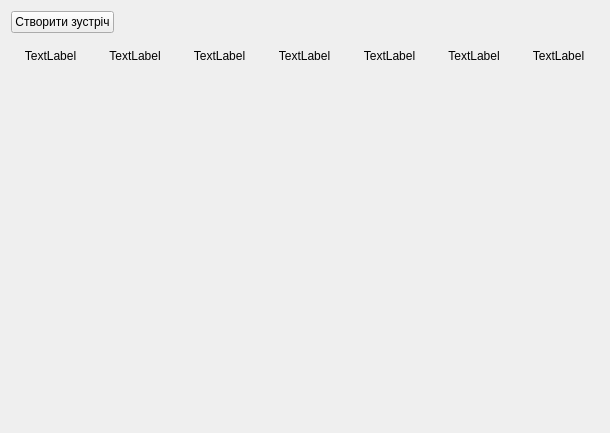
Before: the Qt Designer form studly/scheduleClassTeacher.ui in MykytaKa/MVP_Studly_Product, drawn with Qt 5.
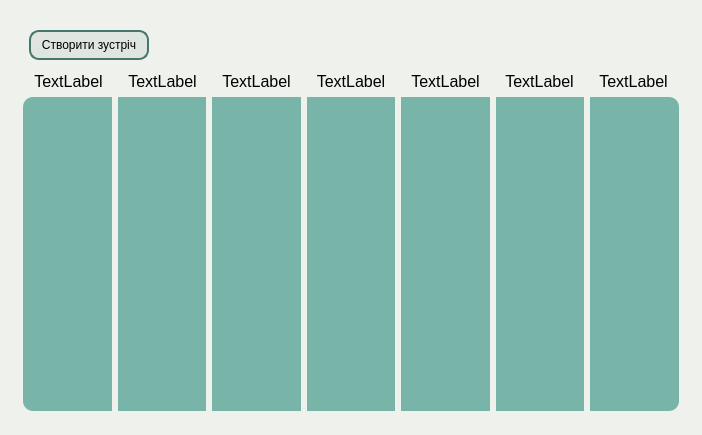
After: the same form once the commit is applied.

Commit message: add worked version of schedule window for teacher and student

Patch:
```diff
--- a/studly/scheduleClassTeacher.ui
+++ b/studly/scheduleClassTeacher.ui
@@ -6,15 +6,44 @@
    <rect>
     <x>0</x>
     <y>0</y>
-    <width>610</width>
-    <height>433</height>
+    <width>702</width>
+    <height>435</height>
    </rect>
   </property>
   <property name="windowTitle">
    <string>Form</string>
   </property>
-  <layout class="QGridLayout" name="gridLayout">
-   <item row="0" column="1">
+  <property name="styleSheet">
+   <string notr="true">background-color: rgb(239, 241, 237);
+color: rgb(0, 0, 0);
+alternate-background-color: rgb(239, 241, 237);</string>
+  </property>
+  <layout class="QHBoxLayout" name="horizontalLayout_2">
+   <property name="spacing">
+    <number>0</number>
+   </property>
+   <item>
+    <layout class="QHBoxLayout" name="horizontalLayout">
+     <item>
+      <widget class="QGroupBox" name="groupBox">
+       <property name="styleSheet">
+        <string notr="true">background-color: rgb(239, 241, 237);
+border-radius: 10px;</string>
+       </property>
+       <property name="title">
+        <string/>
+       </property>
+       <layout class="QGridLayout" name="gridLayout_2">
+        <property name="topMargin">
+         <number>0</number>
+        </property>
+        <property name="rightMargin">
+         <number>0</number>
+        </property>
+        <property name="bottomMargin">
+         <number>0</number>
+        </property>
+        <item row="1" column="2">
     <spacer name="horizontalSpacer">
      <property name="orientation">
       <enum>Qt::Horizontal</enum>
@@ -27,35 +56,66 @@
      </property>
     </spacer>
    </item>
-   <item row="0" column="0">
-    <widget class="QPushButton" name="meetButton">
+        <item row="1" column="1">
+         <widget class="QPushButton" name="createMeetButton">
      <property name="sizePolicy">
       <sizepolicy hsizetype="Fixed" vsizetype="Fixed">
        <horstretch>0</horstretch>
        <verstretch>0</verstretch>
       </sizepolicy>
      </property>
+          <property name="minimumSize">
+           <size>
+            <width>120</width>
+            <height>30</height>
+           </size>
+          </property>
+          <property name="cursor">
+           <cursorShape>PointingHandCursor</cursorShape>
+          </property>
+          <property name="styleSheet">
+           <string notr="true">border-radius: 10px;
+border-style: solid;
+background-color: rgba(69, 119, 108, 25);
+border-color: rgb(69, 119, 108);
+border-width: 2px;</string>
+          </property>
      <property name="text">
       <string>Створити зустріч</string>
      </property>
     </widget>
    </item>
-   <item row="2" column="0" colspan="2">
-    <layout class="QHBoxLayout" name="horizontalLayout">
-     <item>
+        <item row="2" column="1">
+         <spacer name="verticalSpacer_2">
+          <property name="orientation">
+           <enum>Qt::Vertical</enum>
+          </property>
+          <property name="sizeType">
+           <enum>QSizePolicy::Fixed</enum>
+          </property>
+          <property name="sizeHint" stdset="0">
+           <size>
+            <width>20</width>
+            <height>6</height>
+           </size>
+          </property>
+         </spacer>
+        </item>
+        <item row="3" column="0" colspan="3">
       <layout class="QGridLayout" name="daysContainer">
-       <item row="0" column="5">
-        <widget class="QLabel" name="day6Label">
-         <property name="text">
-          <string>TextLabel</string>
-         </property>
-         <property name="alignment">
-          <set>Qt::AlignCenter</set>
-         </property>
-        </widget>
-       </item>
-       <item row="0" column="1">
+          <property name="rightMargin">
+           <number>9</number>
+          </property>
+          <property name="horizontalSpacing">
+           <number>3</number>
+          </property>
+          <item row="0" column="2">
         <widget class="QLabel" name="day2Label">
+            <property name="font">
+             <font>
+              <pointsize>12</pointsize>
+             </font>
+            </property>
          <property name="text">
           <string>TextLabel</string>
          </property>
@@ -64,8 +124,13 @@
          </property>
         </widget>
        </item>
-       <item row="0" column="4">
+          <item row="0" column="5">
         <widget class="QLabel" name="day5Label">
+            <property name="font">
+             <font>
+              <pointsize>12</pointsize>
+             </font>
+            </property>
          <property name="text">
           <string>TextLabel</string>
          </property>
@@ -74,8 +139,16 @@
          </property>
         </widget>
        </item>
-       <item row="0" column="6">
+          <item row="0" column="7">
         <widget class="QLabel" name="day7Label">
+            <property name="font">
+             <font>
+              <pointsize>12</pointsize>
+             </font>
+            </property>
+            <property name="styleSheet">
+             <string notr="true">border-top-right-radius: 10px;</string>
+            </property>
          <property name="text">
           <string>TextLabel</string>
          </property>
@@ -84,8 +157,28 @@
          </property>
         </widget>
        </item>
-       <item row="0" column="2">
+          <item row="0" column="4">
+           <widget class="QLabel" name="day4Label">
+            <property name="font">
+             <font>
+              <pointsize>12</pointsize>
+             </font>
+            </property>
+            <property name="text">
+             <string>TextLabel</string>
+            </property>
+            <property name="alignment">
+             <set>Qt::AlignCenter</set>
+            </property>
+           </widget>
+          </item>
+          <item row="0" column="3">
         <widget class="QLabel" name="day3Label">
+            <property name="font">
+             <font>
+              <pointsize>12</pointsize>
+             </font>
+            </property>
          <property name="text">
           <string>TextLabel</string>
          </property>
@@ -94,8 +187,16 @@
          </property>
         </widget>
        </item>
-       <item row="0" column="0">
+          <item row="0" column="1">
         <widget class="QLabel" name="day1Label">
+            <property name="font">
+             <font>
+              <pointsize>12</pointsize>
+             </font>
+            </property>
+            <property name="styleSheet">
+             <string notr="true">border-top-left-radius: 10px;</string>
+            </property>
          <property name="text">
           <string>TextLabel</string>
          </property>
@@ -104,8 +205,13 @@
          </property>
         </widget>
        </item>
-       <item row="0" column="3">
-        <widget class="QLabel" name="day4Label">
+          <item row="0" column="6">
+           <widget class="QLabel" name="day6Label">
+            <property name="font">
+             <font>
+              <pointsize>12</pointsize>
+             </font>
+            </property>
          <property name="text">
           <string>TextLabel</string>
          </property>
@@ -114,60 +220,392 @@
          </property>
         </widget>
        </item>
-       <item row="1" column="7">
-        <spacer name="verticalSpacer">
+          <item row="2" column="1" colspan="7">
+           <spacer name="verticalSpacer_4">
          <property name="orientation">
           <enum>Qt::Vertical</enum>
          </property>
+            <property name="sizeType">
+             <enum>QSizePolicy::Fixed</enum>
+            </property>
          <property name="sizeHint" stdset="0">
           <size>
-           <width>1</width>
-           <height>40</height>
+              <width>20</width>
+              <height>10</height>
           </size>
          </property>
         </spacer>
        </item>
-       <item row="1" column="0">
+          <item row="1" column="1" colspan="7">
+           <widget class="QScrollArea" name="scrollArea">
+            <property name="sizePolicy">
+             <sizepolicy hsizetype="Preferred" vsizetype="Expanding">
+              <horstretch>0</horstretch>
+              <verstretch>0</verstretch>
+             </sizepolicy>
+            </property>
+            <property name="frameShape">
+             <enum>QFrame::VLine</enum>
+            </property>
+            <property name="lineWidth">
+             <number>1</number>
+            </property>
+            <property name="horizontalScrollBarPolicy">
+             <enum>Qt::ScrollBarAlwaysOff</enum>
+            </property>
+            <property name="widgetResizable">
+             <bool>true</bool>
+            </property>
+            <widget class="QWidget" name="scrollAreaWidgetContents">
+             <property name="geometry">
+              <rect>
+               <x>0</x>
+               <y>0</y>
+               <width>663</width>
+               <height>302</height>
+              </rect>
+             </property>
+             <layout class="QVBoxLayout" name="verticalLayout">
+              <property name="leftMargin">
+               <number>0</number>
+              </property>
+              <property name="topMargin">
+               <number>0</number>
+              </property>
+              <property name="rightMargin">
+               <number>0</number>
+              </property>
+              <property name="bottomMargin">
+               <number>0</number>
+              </property>
+              <item>
+               <layout class="QHBoxLayout" name="horizontalLayout_3">
+                <item>
         <widget class="QWidget" name="dayColumn1" native="true">
-         <layout class="QVBoxLayout" name="verticalLayout"/>
-        </widget>
-       </item>
-       <item row="1" column="1">
+                  <property name="sizePolicy">
+                   <sizepolicy hsizetype="Preferred" vsizetype="Expanding">
+                    <horstretch>0</horstretch>
+                    <verstretch>0</verstretch>
+                   </sizepolicy>
+                  </property>
+                  <property name="styleSheet">
+                   <string notr="true">background-color: rgb(120, 180, 167);
+alternate-background-color: rgb(120, 180, 167);
+border-color: rgb(120, 180, 167);
+border-radius: 0px;
+border-top-left-radius: 10px;
+border-bottom-left-radius: 10px;</string>
+                  </property>
+                  <layout class="QVBoxLayout" name="dayColumn1Layout">
+                   <property name="spacing">
+                    <number>0</number>
+                   </property>
+                   <property name="leftMargin">
+                    <number>0</number>
+                   </property>
+                   <property name="topMargin">
+                    <number>0</number>
+                   </property>
+                   <property name="rightMargin">
+                    <number>0</number>
+                   </property>
+                   <property name="bottomMargin">
+                    <number>0</number>
+                   </property>
+                   <item>
+                    <spacer name="verticalSpacer">
+                     <property name="orientation">
+                      <enum>Qt::Vertical</enum>
+                     </property>
+                     <property name="sizeType">
+                      <enum>QSizePolicy::Expanding</enum>
+                     </property>
+                     <property name="sizeHint" stdset="0">
+                      <size>
+                       <width>20</width>
+                       <height>40</height>
+                      </size>
+                     </property>
+                    </spacer>
+                   </item>
+                  </layout>
+                 </widget>
+                </item>
+                <item>
         <widget class="QWidget" name="dayColumn2" native="true">
-         <layout class="QVBoxLayout" name="verticalLayout_2"/>
-        </widget>
-       </item>
-       <item row="1" column="2">
+                  <property name="sizePolicy">
+                   <sizepolicy hsizetype="Preferred" vsizetype="Expanding">
+                    <horstretch>0</horstretch>
+                    <verstretch>0</verstretch>
+                   </sizepolicy>
+                  </property>
+                  <property name="styleSheet">
+                   <string notr="true">background-color: rgb(120, 180, 167);
+alternate-background-color: rgb(120, 180, 167);
+border-color: rgb(120, 180, 167);
+border-radius: 0px;</string>
+                  </property>
+                  <layout class="QVBoxLayout" name="dayColumn2Layout">
+                   <property name="leftMargin">
+                    <number>0</number>
+                   </property>
+                   <property name="topMargin">
+                    <number>0</number>
+                   </property>
+                   <property name="rightMargin">
+                    <number>0</number>
+                   </property>
+                   <property name="bottomMargin">
+                    <number>0</number>
+                   </property>
+                   <item>
+                    <spacer name="verticalSpacer_5">
+                     <property name="orientation">
+                      <enum>Qt::Vertical</enum>
+                     </property>
+                     <property name="sizeType">
+                      <enum>QSizePolicy::Expanding</enum>
+                     </property>
+                     <property name="sizeHint" stdset="0">
+                      <size>
+                       <width>20</width>
+                       <height>40</height>
+                      </size>
+                     </property>
+                    </spacer>
+                   </item>
+                  </layout>
+                 </widget>
+                </item>
+                <item>
         <widget class="QWidget" name="dayColumn3" native="true">
-         <layout class="QVBoxLayout" name="verticalLayout_3"/>
-        </widget>
-       </item>
-       <item row="1" column="4">
+                  <property name="sizePolicy">
+                   <sizepolicy hsizetype="Preferred" vsizetype="Expanding">
+                    <horstretch>0</horstretch>
+                    <verstretch>0</verstretch>
+                   </sizepolicy>
+                  </property>
+                  <property name="styleSheet">
+                   <string notr="true">background-color: rgb(120, 180, 167);
+alternate-background-color: rgb(120, 180, 167);
+border-color: rgb(120, 180, 167);
+border-radius: 0px;</string>
+                  </property>
+                  <layout class="QVBoxLayout" name="dayColumn3Layout">
+                   <property name="leftMargin">
+                    <number>0</number>
+                   </property>
+                   <property name="topMargin">
+                    <number>0</number>
+                   </property>
+                   <property name="rightMargin">
+                    <number>0</number>
+                   </property>
+                   <property name="bottomMargin">
+                    <number>0</number>
+                   </property>
+                   <item>
+                    <spacer name="verticalSpacer_6">
+                     <property name="orientation">
+                      <enum>Qt::Vertical</enum>
+                     </property>
+                     <property name="sizeType">
+                      <enum>QSizePolicy::Expanding</enum>
+                     </property>
+                     <property name="sizeHint" stdset="0">
+                      <size>
+                       <width>20</width>
+                       <height>40</height>
+                      </size>
+                     </property>
+                    </spacer>
+                   </item>
+                  </layout>
+                 </widget>
+                </item>
+                <item>
+                 <widget class="QWidget" name="dayColumn4" native="true">
+                  <property name="sizePolicy">
+                   <sizepolicy hsizetype="Preferred" vsizetype="Expanding">
+                    <horstretch>0</horstretch>
+                    <verstretch>0</verstretch>
+                   </sizepolicy>
+                  </property>
+                  <property name="styleSheet">
+                   <string notr="true">background-color: rgb(120, 180, 167);
+alternate-background-color: rgb(120, 180, 167);
+border-color: rgb(120, 180, 167);
+border-radius: 0px;</string>
+                  </property>
+                  <layout class="QVBoxLayout" name="dayColumn4Layout">
+                   <property name="leftMargin">
+                    <number>0</number>
+                   </property>
+                   <property name="topMargin">
+                    <number>0</number>
+                   </property>
+                   <property name="rightMargin">
+                    <number>0</number>
+                   </property>
+                   <property name="bottomMargin">
+                    <number>0</number>
+                   </property>
+                   <item>
+                    <spacer name="verticalSpacer_7">
+                     <property name="orientation">
+                      <enum>Qt::Vertical</enum>
+                     </property>
+                     <property name="sizeHint" stdset="0">
+                      <size>
+                       <width>20</width>
+                       <height>40</height>
+                      </size>
+                     </property>
+                    </spacer>
+                   </item>
+                  </layout>
+                 </widget>
+                </item>
+                <item>
         <widget class="QWidget" name="dayColumn5" native="true">
-         <layout class="QVBoxLayout" name="verticalLayout_5"/>
-        </widget>
-       </item>
-       <item row="1" column="5">
+                  <property name="sizePolicy">
+                   <sizepolicy hsizetype="Preferred" vsizetype="Expanding">
+                    <horstretch>0</horstretch>
+                    <verstretch>0</verstretch>
+                   </sizepolicy>
+                  </property>
+                  <property name="styleSheet">
+                   <string notr="true">background-color: rgb(120, 180, 167);
+alternate-background-color: rgb(120, 180, 167);
+border-color: rgb(120, 180, 167);
+border-radius: 0px;</string>
+                  </property>
+                  <layout class="QVBoxLayout" name="dayColumn5Layout">
+                   <property name="leftMargin">
+                    <number>0</number>
+                   </property>
+                   <property name="topMargin">
+                    <number>0</number>
+                   </property>
+                   <property name="rightMargin">
+                    <number>0</number>
+                   </property>
+                   <property name="bottomMargin">
+                    <number>0</number>
+                   </property>
+                   <item>
+                    <spacer name="verticalSpacer_8">
+                     <property name="orientation">
+                      <enum>Qt::Vertical</enum>
+                     </property>
+                     <property name="sizeHint" stdset="0">
+                      <size>
+                       <width>20</width>
+                       <height>40</height>
+                      </size>
+                     </property>
+                    </spacer>
+                   </item>
+                  </layout>
+                 </widget>
+                </item>
+                <item>
         <widget class="QWidget" name="dayColumn6" native="true">
-         <layout class="QVBoxLayout" name="verticalLayout_6"/>
-        </widget>
-       </item>
-       <item row="1" column="6">
+                  <property name="sizePolicy">
+                   <sizepolicy hsizetype="Preferred" vsizetype="Expanding">
+                    <horstretch>0</horstretch>
+                    <verstretch>0</verstretch>
+                   </sizepolicy>
+                  </property>
+                  <property name="styleSheet">
+                   <string notr="true">background-color: rgb(120, 180, 167);
+alternate-background-color: rgb(120, 180, 167);
+border-color: rgb(120, 180, 167);
+border-radius: 0px;</string>
+                  </property>
+                  <layout class="QVBoxLayout" name="dayColumn6Layout">
+                   <property name="leftMargin">
+                    <number>0</number>
+                   </property>
+                   <property name="topMargin">
+                    <number>0</number>
+                   </property>
+                   <property name="rightMargin">
+                    <number>0</number>
+                   </property>
+                   <property name="bottomMargin">
+                    <number>0</number>
+                   </property>
+                   <item>
+                    <spacer name="verticalSpacer_9">
+                     <property name="orientation">
+                      <enum>Qt::Vertical</enum>
+                     </property>
+                     <property name="sizeHint" stdset="0">
+                      <size>
+                       <width>20</width>
+                       <height>40</height>
+                      </size>
+                     </property>
+                    </spacer>
+                   </item>
+                  </layout>
+                 </widget>
+                </item>
+                <item>
         <widget class="QWidget" name="dayColumn7" native="true">
-         <layout class="QVBoxLayout" name="verticalLayout_7"/>
-        </widget>
-       </item>
-       <item row="1" column="3">
-        <widget class="QWidget" name="dayColumn4" native="true">
-         <layout class="QVBoxLayout" name="verticalLayout_4"/>
+                  <property name="sizePolicy">
+                   <sizepolicy hsizetype="Preferred" vsizetype="Expanding">
+                    <horstretch>0</horstretch>
+                    <verstretch>0</verstretch>
+                   </sizepolicy>
+                  </property>
+                  <property name="styleSheet">
+                   <string notr="true">background-color: rgb(120, 180, 167);
+alternate-background-color: rgb(120, 180, 167);
+border-radius: 0px;
+border-top-right-radius: 10px;
+border-bottom-right-radius: 10px;</string>
+                  </property>
+                  <layout class="QVBoxLayout" name="dayColumn7Layout">
+                   <property name="leftMargin">
+                    <number>0</number>
+                   </property>
+                   <property name="topMargin">
+                    <number>0</number>
+                   </property>
+                   <property name="rightMargin">
+                    <number>0</number>
+                   </property>
+                   <property name="bottomMargin">
+                    <number>0</number>
+                   </property>
+                   <item>
+                    <spacer name="verticalSpacer_10">
+                     <property name="orientation">
+                      <enum>Qt::Vertical</enum>
+                     </property>
+                     <property name="sizeHint" stdset="0">
+                      <size>
+                       <width>20</width>
+                       <height>40</height>
+                      </size>
+                     </property>
+                    </spacer>
+                   </item>
+                  </layout>
         </widget>
        </item>
       </layout>
      </item>
     </layout>
-   </item>
-   <item row="1" column="0">
-    <spacer name="verticalSpacer_2">
+            </widget>
+           </widget>
+          </item>
+         </layout>
+        </item>
+        <item row="0" column="1">
+         <spacer name="verticalSpacer_3">
      <property name="orientation">
       <enum>Qt::Vertical</enum>
      </property>
@@ -177,10 +615,15 @@
      <property name="sizeHint" stdset="0">
       <size>
        <width>20</width>
-       <height>10</height>
+            <height>13</height>
       </size>
      </property>
     </spacer>
+        </item>
+       </layout>
+      </widget>
+     </item>
+    </layout>
    </item>
   </layout>
  </widget>
```
Lines whose indentation alone changed are shown as unchanged. The commit also changes 18 other files.
